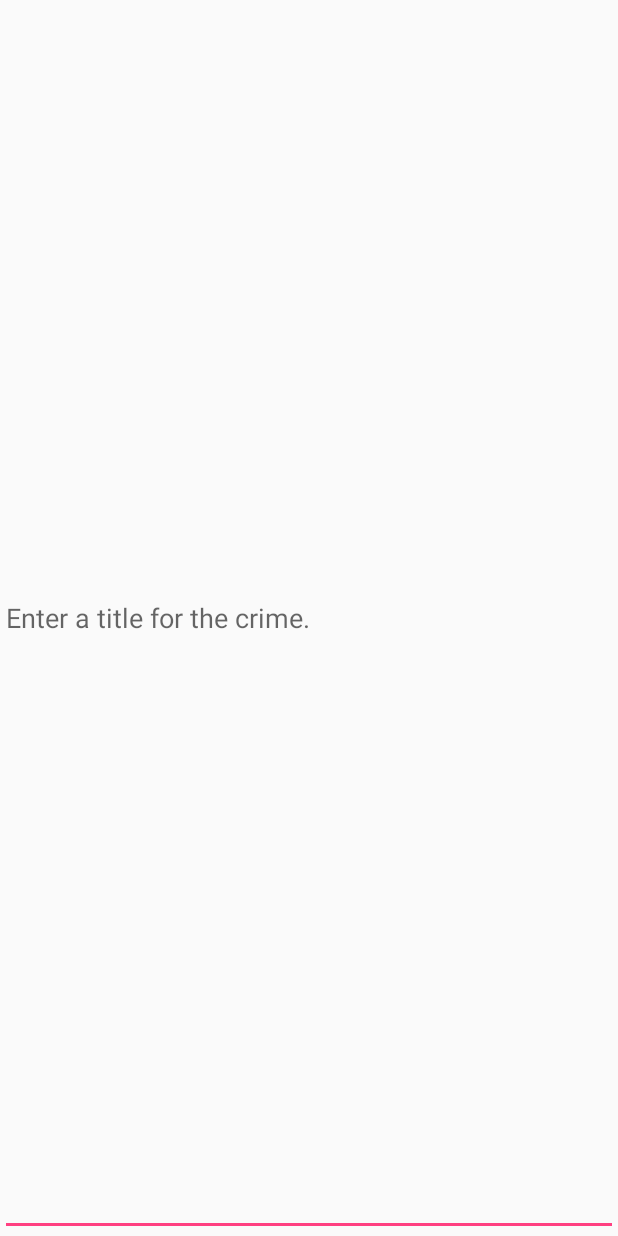
After one commit to navono/LearningPlan, an Android app: the layout fragment_crime.xml on its own in the app's theme, with its tools: preview values and no code run, on a phone screen of 412 x 824 dp. The commit adds this screen. Run offline under Robolectric (Android 15) with nearby library versions, the phone set to English and light mode, and no system bars.

Commit message:
Andriod增加CriminalIntent工程

```diff
--- a/2016/Android/_code/CriminalIntent/app/build.gradle
+++ b/2016/Android/_code/CriminalIntent/app/build.gradle
@@ -20,7 +20,8 @@ android {
 }
 
 dependencies {
-    compile fileTree(dir: 'libs', include: ['*.jar'])
+    compile fileTree(include: ['*.jar'], dir: 'libs')
     testCompile 'junit:junit:4.12'
     compile 'com.android.support:appcompat-v7:24.0.0'
+    compile 'com.android.support:support-v4:24.0.0'
 }
--- a/2016/Android/_code/CriminalIntent/app/src/main/java/com/example/navono/criminalintent/CrimeActivity.java
+++ b/2016/Android/_code/CriminalIntent/app/src/main/java/com/example/navono/criminalintent/CrimeActivity.java
@@ -1,9 +1,9 @@
 package com.example.navono.criminalintent;
 
-import android.support.v7.app.AppCompatActivity;
+import android.support.v4.app.FragmentActivity;
 import android.os.Bundle;
 
-public class CrimeActivity extends AppCompatActivity {
+public class CrimeActivity extends FragmentActivity {
 
     @Override
     protected void onCreate(Bundle savedInstanceState) {
--- /dev/null
+++ b/2016/Android/_code/CriminalIntent/app/src/main/res/layout/fragment_crime.xml
@@ -0,0 +1,13 @@
+<?xml version="1.0" encoding="utf-8"?>
+<LinearLayout xmlns:android="http://schemas.android.com/apk/res/android"
+              android:orientation="vertical"
+              android:layout_width="match_parent"
+              android:layout_height="match_parent">
+
+    <EditText
+        android:id="@+id/crime_title"
+        android:layout_width="match_parent"
+        android:layout_height="match_parent"
+        android:hint="@string/crime_title_hint"/>
+
+</LinearLayout>
--- a/2016/Android/_code/CriminalIntent/app/src/main/res/values/strings.xml
+++ b/2016/Android/_code/CriminalIntent/app/src/main/res/values/strings.xml
@@ -1,3 +1,5 @@
 <resources>
     <string name="app_name">CriminalIntent</string>
+    <string name="action_settings" >Settings</string>
+    <string name="crime_title_hint">Enter a title for the crime.</string>
 </resources>
```
Also changed, not shown: 2016/Android/_code/CriminalIntent/app/src/main/java/com/example/navono/criminalintent/Crime.java (added, +29 -0 lines), 2016/Android/_code/CriminalIntent/app/src/main/java/com/example/navono/criminalintent/CrimeFragment.java (added, +17 -0 lines), 2016/Android/_code/CriminalIntent/app/src/main/res/layout/activity_crime.xml (+4 -13 lines).
